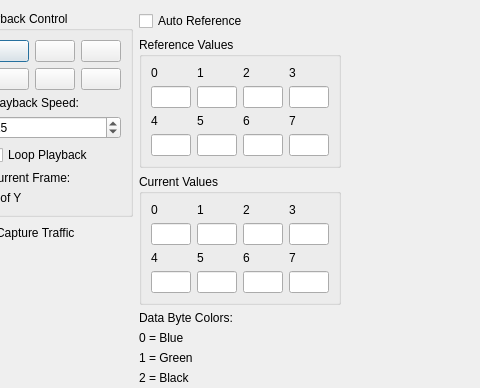
This is flowviewwindow.ui in collin80/SavvyCAN as Qt 5 draws it before an edit; both pictures show x 160 to 640 and y 0 to 388 of the 1078 by 621 pixel window. The edited form follows.
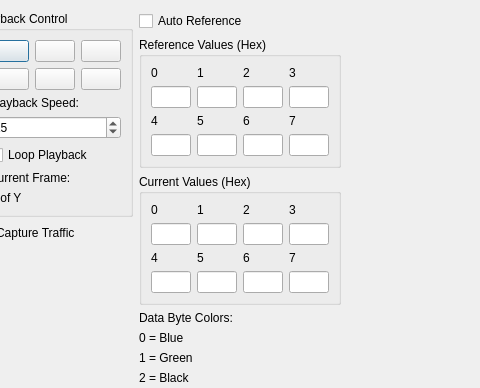
This is the edited form. Icons and pictures are not drawn. Custom widgets are drawn as their Qt base class.

Commit message: Various bug fixes to flow view. Incremented version number.

```diff
--- a/flowviewwindow.ui
+++ b/flowviewwindow.ui
@@ -241,7 +241,7 @@
         </sizepolicy>
        </property>
        <property name="title">
-        <string>Reference Values</string>
+        <string>Reference Values (Hex)</string>
        </property>
        <layout class="QVBoxLayout" name="verticalLayout_8">
         <item>
@@ -528,7 +528,7 @@
         </sizepolicy>
        </property>
        <property name="title">
-        <string>Current Values</string>
+        <string>Current Values (Hex)</string>
        </property>
        <layout class="QVBoxLayout" name="verticalLayout_9">
         <item>
```
The commit also changes 2 other files.
